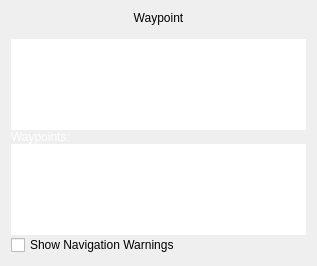
The window that kadasrouting/gui/navigationpanel.ui (kadas-albireo/kadas-albireo2) describes before a commit, drawn with Qt 5.
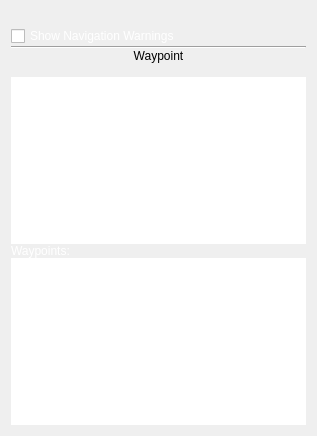
The same window after the commit.

Commit message: fixed positioning of 'show warnings' checkbox

```diff
--- a/kadasrouting/gui/navigationpanel.ui
+++ b/kadasrouting/gui/navigationpanel.ui
@@ -7,7 +7,7 @@
     <x>0</x>
     <y>0</y>
     <width>317</width>
-    <height>266</height>
+    <height>436</height>
    </rect>
   </property>
   <property name="windowTitle">
@@ -17,6 +17,39 @@
    <property name="spacing">
     <number>0</number>
    </property>
+   <item>
+    <spacer name="verticalSpacer">
+     <property name="orientation">
+      <enum>Qt::Vertical</enum>
+     </property>
+     <property name="sizeHint" stdset="0">
+      <size>
+       <width>20</width>
+       <height>40</height>
+      </size>
+     </property>
+    </spacer>
+   </item>
+   <item>
+    <widget class="QCheckBox" name="chkShowWarnings">
+     <property name="styleSheet">
+      <string notr="true">color: rgb(255, 255, 255);</string>
+     </property>
+     <property name="text">
+      <string>Show Navigation Warnings</string>
+     </property>
+    </widget>
+   </item>
+   <item>
+    <widget class="Line" name="line">
+     <property name="styleSheet">
+      <string notr="true"/>
+     </property>
+     <property name="orientation">
+      <enum>Qt::Horizontal</enum>
+     </property>
+    </widget>
+   </item>
    <item>
     <widget class="QLabel" name="labelWaypointName">
      <property name="text">
@@ -61,13 +94,6 @@
      </property>
     </widget>
    </item>
-   <item>
-    <widget class="QCheckBox" name="chkShowWarnings">
-     <property name="text">
-      <string>Show Navigation Warnings</string>
-     </property>
-    </widget>
-   </item>
   </layout>
  </widget>
  <resources/>
```
